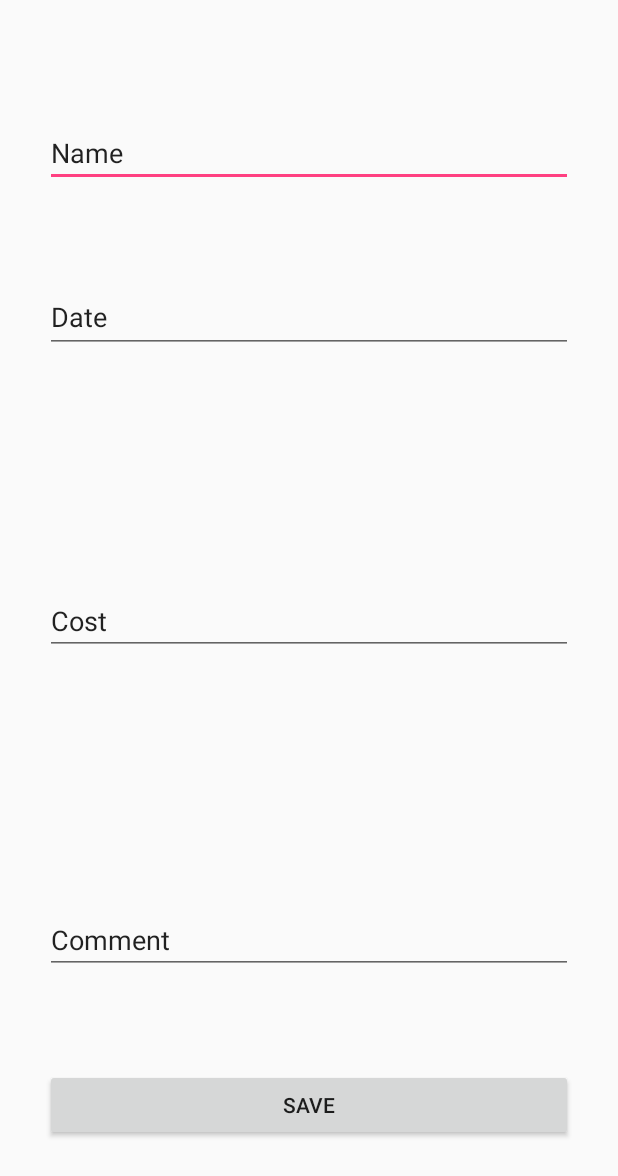
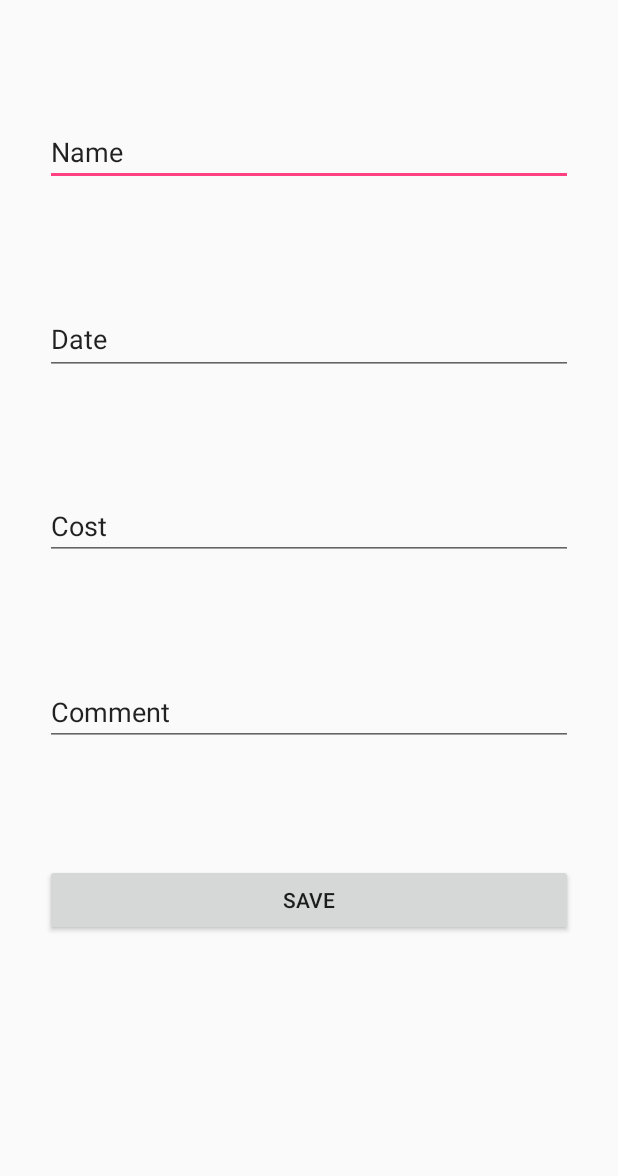
Before and after one commit to FlamingLobster/mtang3-SubBook, an Android app: the layout new_layout.xml on its own in the app's theme, with its tools: preview values and no code run, on a phone screen of 412 x 824 dp. Shown: the top 1176 px of the screen. Run offline under Robolectric (Android 15) with nearby library versions, the phone set to English and light mode, and no system bars.

```diff
--- a/app/src/main/AndroidManifest.xml
+++ b/app/src/main/AndroidManifest.xml
@@ -16,6 +16,8 @@
                 <category android:name="android.intent.category.LAUNCHER" />
             </intent-filter>
         </activity>
+        <activity android:name=".NewEntry"> </activity>
+
     </application>
 
 </manifest>
--- a/app/src/main/java/com/example/subbook/Subscription.java
+++ b/app/src/main/java/com/example/subbook/Subscription.java
@@ -2,13 +2,14 @@ package com.example.subbook;
 
 import android.widget.EditText;
 
+import java.io.Serializable;
 import java.sql.Date;
 
 /**
  * Created by Michael on 1/25/2018.
  */
 
-class Subscription {
+class Subscription implements Serializable{
     private String name;
     private String date;
     private String charge;
--- a/app/src/main/res/layout/new_layout.xml
+++ b/app/src/main/res/layout/new_layout.xml
@@ -12,11 +12,10 @@
         android:layout_height="45dp"
         android:layout_marginEnd="16dp"
         android:layout_marginStart="16dp"
-        android:layout_marginTop="16dp"
         android:ems="10"
         android:inputType="textPersonName"
+        android:maxLength="20"
         android:text="Name"
-        android:maxLength="20"
         app:layout_constraintBottom_toTopOf="@+id/dateField"
         app:layout_constraintEnd_toEndOf="parent"
         app:layout_constraintHorizontal_bias="0.5"
@@ -27,11 +26,10 @@
         android:id="@+id/commentField"
         android:layout_width="352dp"
         android:layout_height="wrap_content"
-        android:layout_marginTop="104dp"
         android:ems="10"
         android:inputType="textPersonName"
+        android:maxLength="30"
         android:text="Comment"
-        android:maxLength="30"
         app:layout_constraintBottom_toTopOf="@+id/saveButton"
         app:layout_constraintEnd_toEndOf="parent"
         app:layout_constraintHorizontal_bias="0.5"
@@ -44,27 +42,28 @@
         android:id="@+id/dateField"
         android:layout_width="352dp"
         android:layout_height="47dp"
-        android:layout_marginEnd="16dp"
-        android:layout_marginStart="16dp"
+        android:clickable="true"
+        android:editable="false"
         android:ems="10"
+        android:focusable="false"
         android:inputType="date"
         android:text="Date"
         app:layout_constraintBottom_toTopOf="@+id/chargeField"
-        app:layout_constraintEnd_toEndOf="parent"
         app:layout_constraintHorizontal_bias="0.5"
-        app:layout_constraintStart_toStartOf="parent"
+        app:layout_constraintLeft_toLeftOf="parent"
+        app:layout_constraintRight_toRightOf="parent"
         app:layout_constraintTop_toBottomOf="@+id/nameField" />
 
     <EditText
         android:id="@+id/chargeField"
         android:layout_width="352dp"
         android:layout_height="wrap_content"
-        android:layout_marginTop="92dp"
         android:ems="10"
         android:inputType="numberDecimal"
         android:text="Cost"
         app:layout_constraintBottom_toTopOf="@+id/commentField"
         app:layout_constraintEnd_toEndOf="parent"
+        app:layout_constraintHorizontal_bias="0.5"
         app:layout_constraintLeft_toLeftOf="parent"
         app:layout_constraintRight_toRightOf="parent"
         app:layout_constraintStart_toStartOf="parent"
@@ -73,14 +72,14 @@
     <Button
         android:id="@+id/saveButton"
         android:layout_width="352dp"
-        android:layout_height="wrap_content"
+        android:layout_height="48dp"
+        android:layout_marginBottom="200dp"
         android:text="Save"
         app:layout_constraintBottom_toBottomOf="parent"
         app:layout_constraintEnd_toEndOf="parent"
         app:layout_constraintHorizontal_bias="0.5"
         app:layout_constraintLeft_toLeftOf="parent"
         app:layout_constraintRight_toRightOf="parent"
-        app:layout_constraintStart_toStartOf="parent"
-        app:layout_constraintTop_toBottomOf="@+id/commentField" />
+        app:layout_constraintStart_toStartOf="parent" />
 
 </android.support.constraint.ConstraintLayout>
--- a/app/src/main/res/values/strings.xml
+++ b/app/src/main/res/values/strings.xml
@@ -1,3 +1,4 @@
 <resources>
     <string name="app_name">SubBook</string>
+    <string name="Name">Name</string>
 </resources>
```
Also changed, not shown: app/src/main/java/com/example/subbook/MainActivity.java (+11 -7 lines), app/src/main/java/com/example/subbook/NewEntry.java (+42 -1 lines), app/src/main/java/com/example/subbook/SubBook.java (+10 -4 lines).
